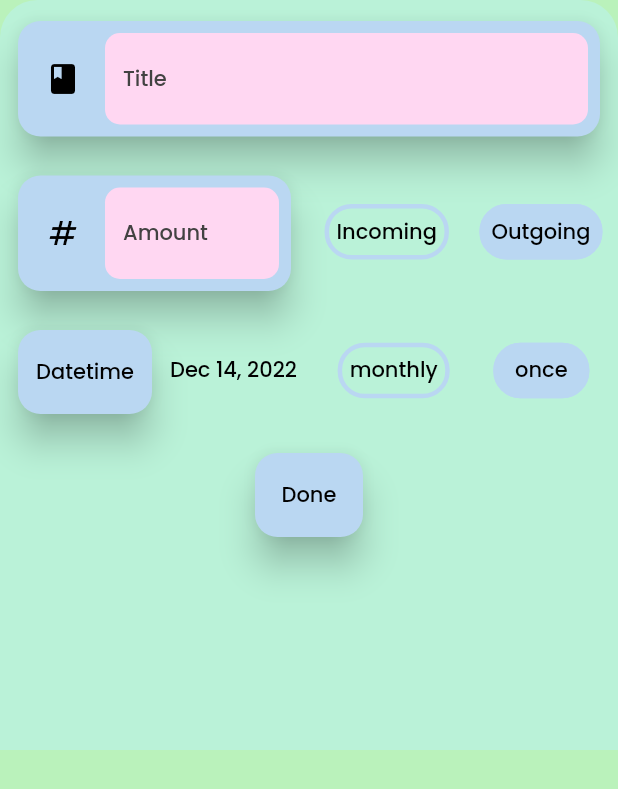
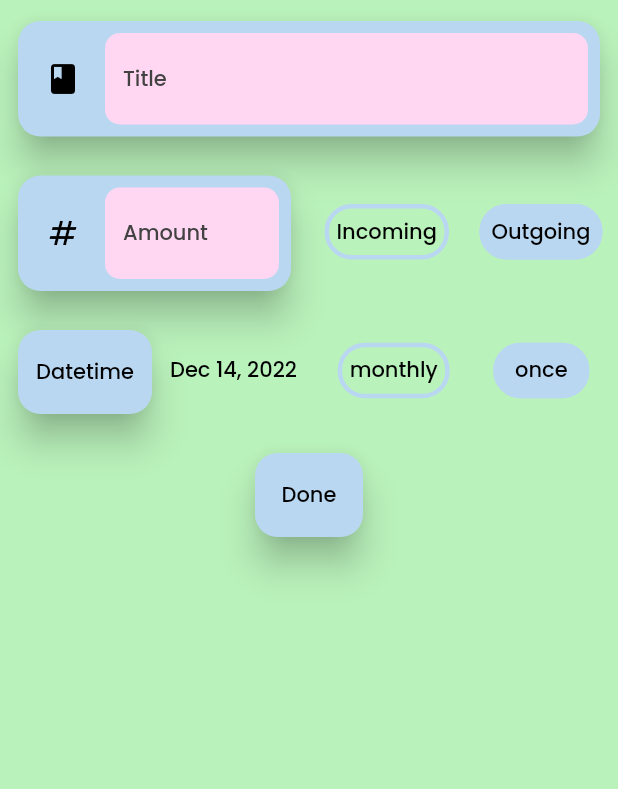
Before and after one commit to KaranSingh1412/expanance, a Flutter app: the AddTransactionSheet widget shown alone on an empty page, opened directly, on a phone screen of 412 x 824 dp. Shown: the top 789 px of the screen. Run offline on Flutter 3.47's test engine with Material 2 defaults, Android fonts, the phone set to English and light mode, and no system bars; our stand-ins replace hive, hive_flutter; accounts and stored records are empty.

Commit message:
change background color

```diff
--- a/lib/widgets/add_transaction_sheet.dart
+++ b/lib/widgets/add_transaction_sheet.dart
@@ -64,7 +64,7 @@ class _AddTransactionSheetState extends State<AddTransactionSheet> {
     return Container(
       height: 500,
       decoration: BoxDecoration(
-        color: Theme.of(context).colorScheme.secondary,
+        color: Theme.of(context).colorScheme.background,
         borderRadius: BorderRadius.only(
           topLeft: borderRadius,
           topRight: borderRadius,
```
